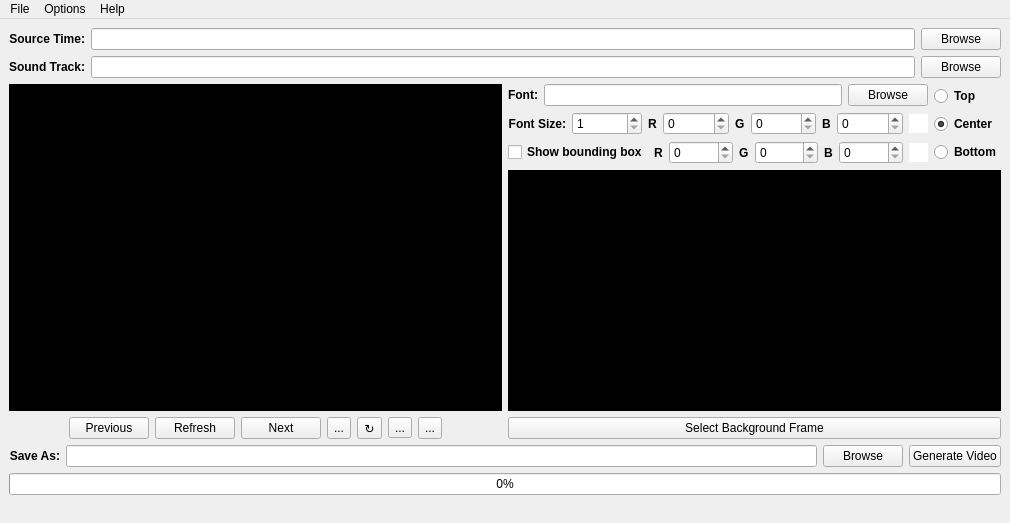
This is layouts/main_dialog.ui in dgaiero/SubVid as Qt 5 draws it before an edit. The edited form follows.
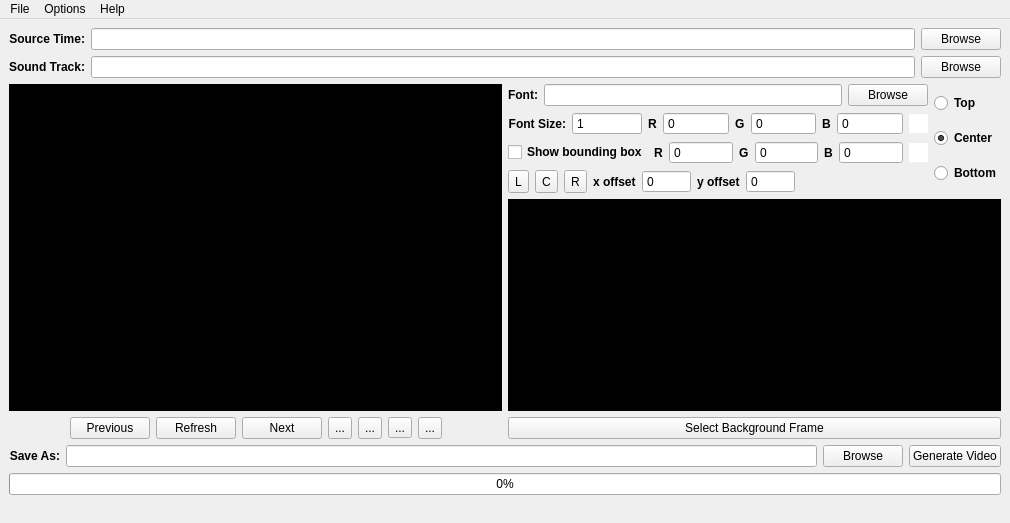
This is the edited form. Icons and pictures are not drawn.

The edit to the form file:
```diff
--- a/layouts/main_dialog.ui
+++ b/layouts/main_dialog.ui
@@ -276,7 +276,7 @@
                <string>Skip to Beginning</string>
               </property>
               <property name="text">
-               <string>↻</string>
+               <string>...</string>
               </property>
               <property name="shortcut">
                <string>Ctrl+B</string>
@@ -428,6 +428,9 @@
                     <property name="statusTip">
                      <string>Set font size</string>
                     </property>
+                    <property name="buttonSymbols">
+                     <enum>QAbstractSpinBox::NoButtons</enum>
+                    </property>
                     <property name="minimum">
                      <number>1</number>
                     </property>
@@ -461,6 +464,9 @@
                     <property name="statusTip">
                      <string>Set font red value</string>
                     </property>
+                    <property name="buttonSymbols">
+                     <enum>QAbstractSpinBox::NoButtons</enum>
+                    </property>
                     <property name="maximum">
                      <number>255</number>
                     </property>
@@ -488,6 +494,9 @@
                     <property name="statusTip">
                      <string>Set font green value</string>
                     </property>
+                    <property name="buttonSymbols">
+                     <enum>QAbstractSpinBox::NoButtons</enum>
+                    </property>
                     <property name="maximum">
                      <number>255</number>
                     </property>
@@ -515,6 +524,9 @@
                     <property name="statusTip">
                      <string>Set font blue value</string>
                     </property>
+                    <property name="buttonSymbols">
+                     <enum>QAbstractSpinBox::NoButtons</enum>
+                    </property>
                     <property name="maximum">
                      <number>255</number>
                     </property>
@@ -596,6 +608,9 @@
                     <property name="statusTip">
                      <string>Set font red value</string>
                     </property>
+                    <property name="buttonSymbols">
+                     <enum>QAbstractSpinBox::NoButtons</enum>
+                    </property>
                     <property name="maximum">
                      <number>255</number>
                     </property>
@@ -623,6 +638,9 @@
                     <property name="statusTip">
                      <string>Set font green value</string>
                     </property>
+                    <property name="buttonSymbols">
+                     <enum>QAbstractSpinBox::NoButtons</enum>
+                    </property>
                     <property name="maximum">
                      <number>255</number>
                     </property>
@@ -650,6 +668,9 @@
                     <property name="statusTip">
                      <string>Set font blue value</string>
                     </property>
+                    <property name="buttonSymbols">
+                     <enum>QAbstractSpinBox::NoButtons</enum>
+                    </property>
                     <property name="maximum">
                      <number>255</number>
                     </property>
@@ -693,6 +714,158 @@
                 </item>
                </layout>
               </item>
+              <item>
+               <layout class="QHBoxLayout" name="textboxColorLayout2">
+                <item>
+                 <widget class="QToolButton" name="text_align_left">
+                  <property name="sizePolicy">
+                   <sizepolicy hsizetype="Fixed" vsizetype="Minimum">
+                    <horstretch>0</horstretch>
+                    <verstretch>0</verstretch>
+                   </sizepolicy>
+                  </property>
+                  <property name="toolTip">
+                   <string>Align Text Left (Ctrl+L)</string>
+                  </property>
+                  <property name="statusTip">
+                   <string>Align Text Left</string>
+                  </property>
+                  <property name="text">
+                   <string>L</string>
+                  </property>
+                  <property name="shortcut">
+                   <string>Ctrl+L</string>
+                  </property>
+                 </widget>
+                </item>
+                <item>
+                 <widget class="QToolButton" name="text_align_center">
+                  <property name="sizePolicy">
+                   <sizepolicy hsizetype="Fixed" vsizetype="Minimum">
+                    <horstretch>0</horstretch>
+                    <verstretch>0</verstretch>
+                   </sizepolicy>
+                  </property>
+                  <property name="toolTip">
+                   <string>Align Text Center (Ctrl+E)</string>
+                  </property>
+                  <property name="statusTip">
+                   <string>Align Text Center</string>
+                  </property>
+                  <property name="text">
+                   <string>C</string>
+                  </property>
+                  <property name="shortcut">
+                   <string>Ctrl+E</string>
+                  </property>
+                 </widget>
+                </item>
+                <item>
+                 <widget class="QToolButton" name="text_align_right">
+                  <property name="sizePolicy">
+                   <sizepolicy hsizetype="Fixed" vsizetype="Minimum">
+                    <horstretch>0</horstretch>
+                    <verstretch>0</verstretch>
+                   </sizepolicy>
+                  </property>
+                  <property name="toolTip">
+                   <string>Align Text Right (Ctrl+Shift+R)</string>
+                  </property>
+                  <property name="statusTip">
+                   <string>Align Text Right</string>
+                  </property>
+                  <property name="text">
+                   <string>R</string>
+                  </property>
+                 </widget>
+                </item>
+                <item>
+                 <layout class="QFormLayout" name="red_layout_text_box2">
+                  <item row="0" column="0">
+                   <widget class="QLabel" name="red_label_text_box2">
+                    <property name="font">
+                     <font>
+                      <weight>75</weight>
+                      <bold>true</bold>
+                     </font>
+                    </property>
+                    <property name="text">
+                     <string>x offset</string>
+                    </property>
+                   </widget>
+                  </item>
+                  <item row="0" column="1">
+                   <widget class="QSpinBox" name="text_x_pos">
+                    <property name="statusTip">
+                     <string>Set X position of text</string>
+                    </property>
+                    <property name="inputMethodHints">
+                     <set>Qt::ImhNone</set>
+                    </property>
+                    <property name="buttonSymbols">
+                     <enum>QAbstractSpinBox::NoButtons</enum>
+                    </property>
+                    <property name="minimum">
+                     <number>-10000</number>
+                    </property>
+                    <property name="maximum">
+                     <number>10000</number>
+                    </property>
+                   </widget>
+                  </item>
+                 </layout>
+                </item>
+                <item>
+                 <layout class="QFormLayout" name="green_layout_text_box2">
+                  <item row="0" column="0">
+                   <widget class="QLabel" name="green_label_text_box2">
+                    <property name="font">
+                     <font>
+                      <weight>75</weight>
+                      <bold>true</bold>
+                     </font>
+                    </property>
+                    <property name="text">
+                     <string>y offset</string>
+                    </property>
+                   </widget>
+                  </item>
+                  <item row="0" column="1">
+                   <widget class="QSpinBox" name="text_y_pos">
+                    <property name="statusTip">
+                     <string>Set Y position of text</string>
+                    </property>
+                    <property name="inputMethodHints">
+                     <set>Qt::ImhNone</set>
+                    </property>
+                    <property name="buttonSymbols">
+                     <enum>QAbstractSpinBox::NoButtons</enum>
+                    </property>
+                    <property name="minimum">
+                     <number>-10000</number>
+                    </property>
+                    <property name="maximum">
+                     <number>10000</number>
+                    </property>
+                   </widget>
+                  </item>
+                 </layout>
+                </item>
+                <item>
+                 <spacer name="horizontalSpacer_3">
+                  <property name="orientation">
+                   <enum>Qt::Horizontal</enum>
+                  </property>
+                  <property name="sizeHint" stdset="0">
+                   <size>
+                    <width>40</width>
+                    <height>20</height>
+                   </size>
+                  </property>
+                 </spacer>
+                </item>
+               </layout>
+              </item>
              </layout>
             </item>
             <item>
```
